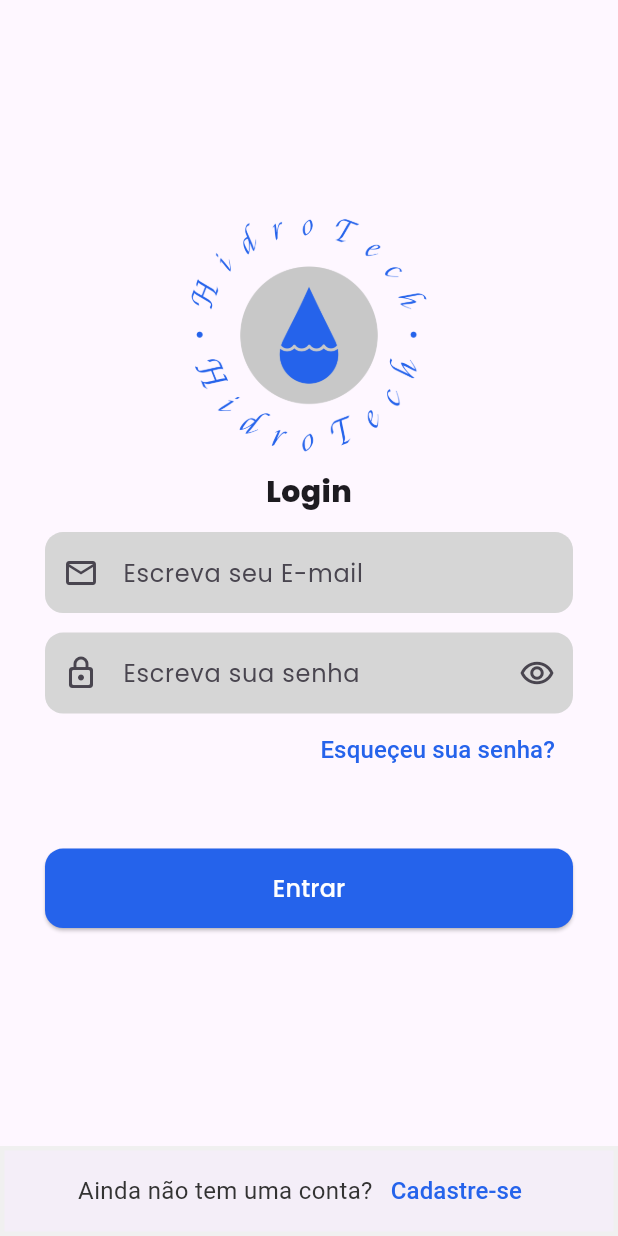
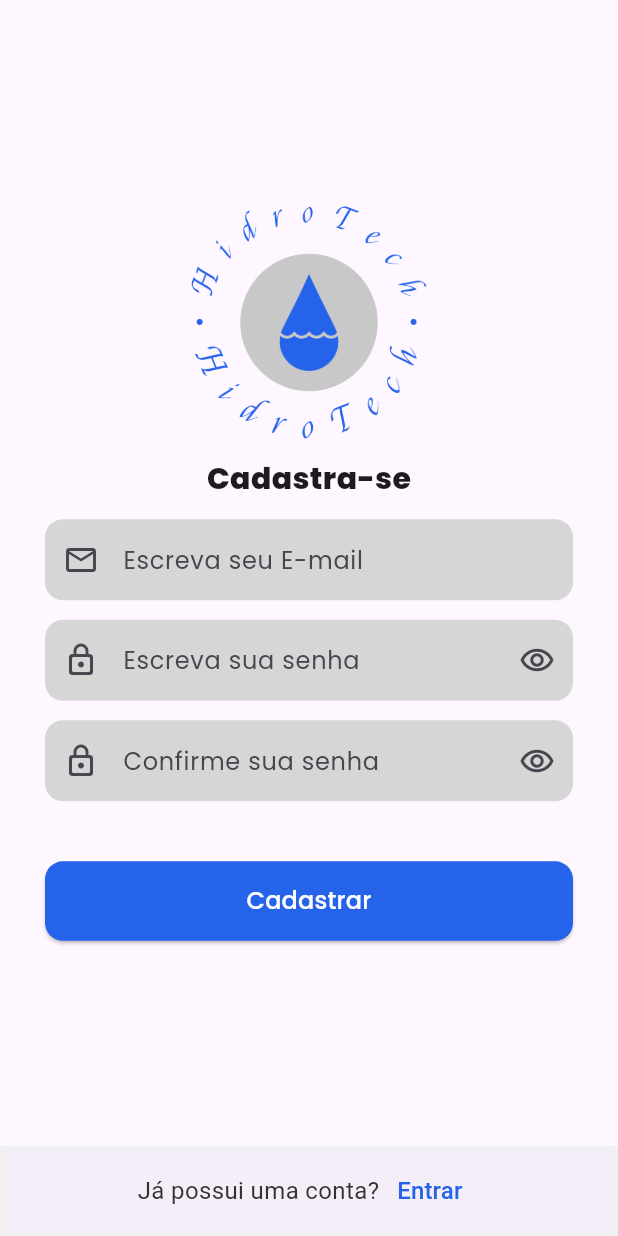
Before and after one commit to Felip3ra/ProjetoMeioAmbiente, a Flutter app: the screen it shows after launch, on a phone screen of 412 x 824 dp. Run offline on Flutter 3.47's test engine with Material 3 defaults, Android fonts, the phone set to English and light mode, and no system bars; our stand-ins replace google_fonts.

Commit message:
feat: tela de cadastro

```diff
--- a/hidro_tech/lib/main.dart
+++ b/hidro_tech/lib/main.dart
@@ -1,5 +1,6 @@
 import 'package:flutter/material.dart';
 import 'package:hidro_tech/pages/loginPage.dart';
+import 'package:hidro_tech/pages/signUpPage.dart';
 void main(){
   runApp(MyApp());
 }
@@ -11,7 +12,7 @@
   Widget build(BuildContext context) {
     return MaterialApp(
       debugShowCheckedModeBanner: false,
-      home: loginPage(),
+      home: signUpPage(),
     );
   }
 }
--- /dev/null
+++ b/hidro_tech/lib/pages/signUpPage.dart
@@ -0,0 +1,165 @@
+import 'package:flutter/material.dart';
+import 'package:flutter/widgets.dart';
+import 'package:google_fonts/google_fonts.dart';
+
+class signUpPage extends StatefulWidget {
+  const signUpPage({super.key});
+
+  @override
+  State<signUpPage> createState() => _signUpPageState();
+}
+
+class _signUpPageState extends State<signUpPage> {
+  @override
+  Widget build(BuildContext context) {
+    return SafeArea(
+      child: Scaffold(
+        bottomNavigationBar: BottomAppBar(
+          padding: EdgeInsets.all(0),
+          height: 60,
+          surfaceTintColor: Colors.white,
+          child: Container(
+
+            decoration: BoxDecoration(
+              border: Border.all(width: 3, color: Color(0xfff0f0f0))
+            ),
+            child: Row(
+              mainAxisAlignment: MainAxisAlignment.center,
+              children: [
+                Text('Já possui uma conta?', style: TextStyle(color: Color(0xff333333),fontSize: 16,),),
+                TextButton(
+                    onPressed: () {},
+                    child: Text(
+                      'Entrar',
+                      style: TextStyle(
+                        color: Color(0xff2563EB),
+                        fontSize: 16,
+                      ),
+                    ),),
+              ],
+            ),
+          ),
+        ),
+        body: Center(
+          child: Padding(
+            padding: const EdgeInsets.symmetric(
+              horizontal: 30.0,
+            ),
+            child: Column(
+              mainAxisSize: MainAxisSize.min,
+              children: [
+                Image.asset(
+                  'assets/logo1.png',
+                  width: 157,
+                  height: 156.47,
+                ),
+                Padding(
+                  padding: const EdgeInsets.symmetric(vertical: 12.0),
+                  child: Text(
+                    'Cadastra-se',
+                    style: GoogleFonts.poppins(
+                      textStyle: TextStyle(
+                        fontSize: 20,
+                        fontWeight: FontWeight.w800,
+                      ),
+                    ),
+                  ),
+                ),
+                TextField(
+                  style: GoogleFonts.poppins(),
+                  decoration: InputDecoration(
+                      prefixIcon: Icon(Icons.email_outlined),
+                      hintText: 'Escreva seu E-mail',
+                      border: OutlineInputBorder(
+                        borderRadius: BorderRadius.circular(12),
+                        borderSide: BorderSide.none,
+                      ),
+                      filled: true,
+                      fillColor: Color(0xffd6d6d6),
+                      contentPadding: EdgeInsets.symmetric(vertical: 15)),
+                ),
+
+                Padding(
+                  padding: const EdgeInsets.symmetric(vertical: 13.0),
+                  child: TextField(
+                    style: GoogleFonts.poppins(
+                        textStyle: TextStyle(
+                      color: Color(0xff333333),
+                    )),
+                    decoration: InputDecoration(
+                      prefixIcon: Icon(Icons.lock_outline_rounded),
+                      hintText: 'Escreva sua senha',
+                      border: OutlineInputBorder(
+                          borderRadius: BorderRadius.circular(12),
+                          borderSide: BorderSide.none),
+                      filled: true,
+                      fillColor: Color(0xffd6d6d6),
+                      contentPadding: EdgeInsets.symmetric(vertical: 15),
+                      suffixIcon: IconButton(
+                        onPressed: () {},
+                        icon: Icon(
+                          Icons.remove_red_eye_outlined,
+                        ),
+                      ),
+                    ),
+                  ),
+                ),
+                TextField(
+                  style: GoogleFonts.poppins(
+                      textStyle: TextStyle(
+                    color: Color(0xff333333),
+                  )),
+                  decoration: InputDecoration(
+                    prefixIcon: Icon(Icons.lock_outline_rounded),
+                    hintText: 'Confirme sua senha',
+                    border: OutlineInputBorder(
+                        borderRadius: BorderRadius.circular(12),
+                        borderSide: BorderSide.none),
+                    filled: true,
+                    fillColor: Color(0xffd6d6d6),
+                    contentPadding: EdgeInsets.symmetric(vertical: 15),
+                    suffixIcon: IconButton(
+                      onPressed: () {},
+                      icon: Icon(
+                        Icons.remove_red_eye_outlined,
+                      ),
+                    ),
+                  ),
+                ),
+
+                SizedBox(
+                  height: 40,
+                ),
+                Row(
+                  children: [
+                    Expanded(
+                      child: ElevatedButton(
+                        onPressed: () {},
+                        child: Text(
+                          'Cadastrar',
+                          style: GoogleFonts.poppins(
+                            textStyle:
+                                TextStyle(fontSize: 16, color: Colors.white),
+                          ),
+                        ),
+                        style: ElevatedButton.styleFrom(
+                            backgroundColor: Color(
+                              0xFF2563EB,
+                            ),
+                            padding: EdgeInsets.symmetric(
+                              vertical: 15,
+                            ),
+                            shape: RoundedRectangleBorder(
+                                borderRadius: BorderRadius.circular(12))),
+                      ),
+                    ),
+                  ],
+                ),
+              ],
+            ),
+          ),
+        ),
+      ),
+    );
+  }
+}
```
